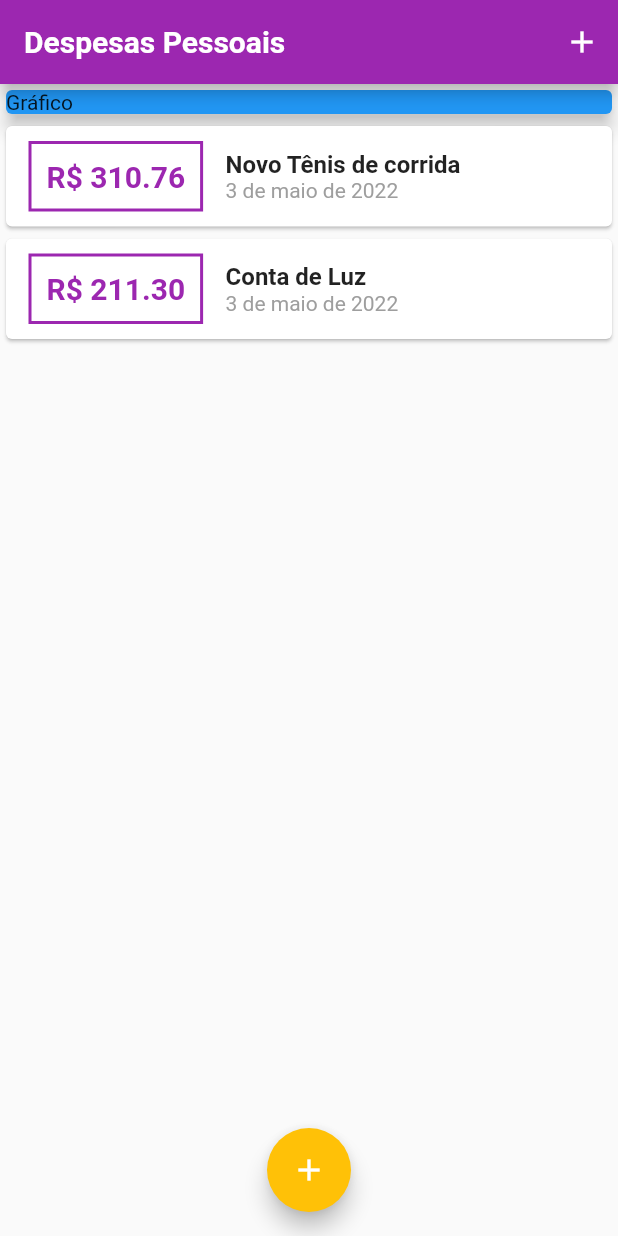
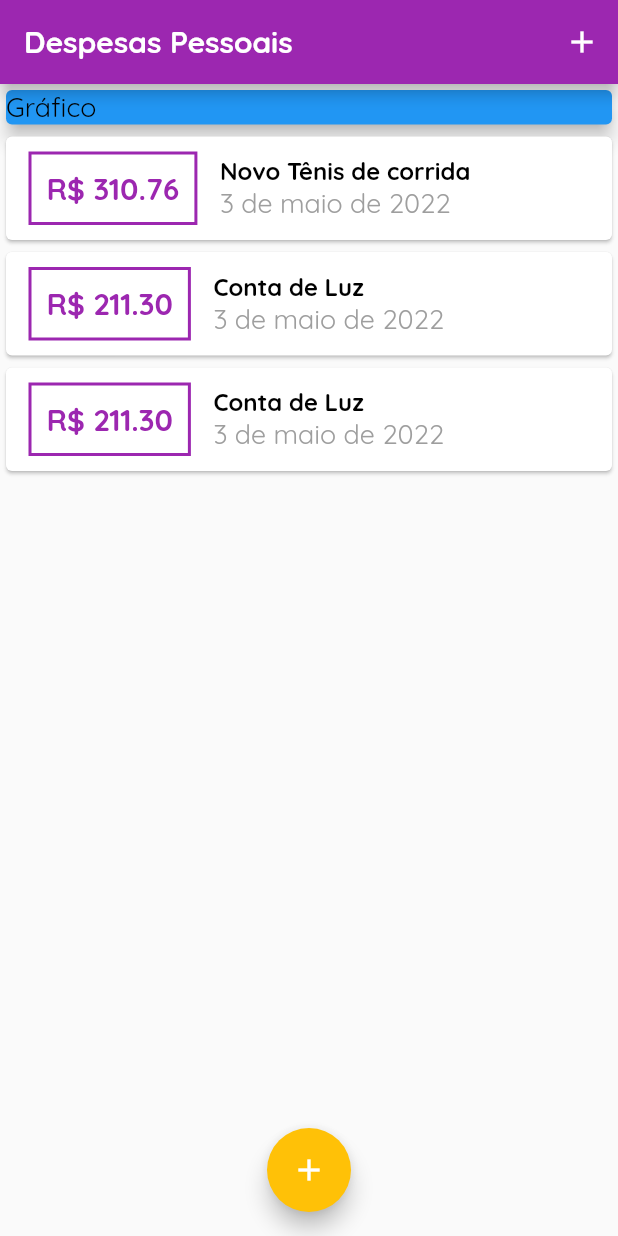
Before and after one commit to masilvasql/Flutter_course, a Flutter app: the screen it shows after launch, on a phone screen of 412 x 824 dp. Run offline on Flutter 3.47's test engine with Material 2 defaults, Android fonts, the phone set to English and light mode, and no system bars.

Commit message:
trabalhando com temas

```diff
--- a/expenses/lib/main.dart
+++ b/expenses/lib/main.dart
@@ -20,9 +20,10 @@ class ExpensesApp extends StatelessWidget {
 
     return MaterialApp(
       home: MyHomePage(),
-      localizationsDelegates: const [
+      localizationsDelegates: [
         GlobalMaterialLocalizations.delegate,
-        GlobalWidgetsLocalizations.delegate
+        GlobalWidgetsLocalizations.delegate,
+        GlobalCupertinoLocalizations.delegate,
       ],
       supportedLocales: const [Locale('pt', 'BR')],
       theme: tema.copyWith(
@@ -31,16 +32,14 @@ class ExpensesApp extends StatelessWidget {
           secondary: Colors.amber,
         ),
         textTheme: tema.textTheme.copyWith(
-          headline6: TextStyle(
-            fontFamily: 'OpenSans',
-            fontSize: 18,
-            fontWeight: FontWeight.bold,
-            color: Colors.black,
-          ),
-        ),
+            bodyText2: TextStyle(
+          color: Colors.black,
+          fontFamily: 'QuickSand',
+          fontSize: 18,
+        )),
         appBarTheme: AppBarTheme(
           titleTextStyle: TextStyle(
-              fontFamily: 'OpenSans',
+              fontFamily: 'QuickSand',
               fontSize: 20,
               fontWeight: FontWeight.bold,
               color: Colors.white),
@@ -63,6 +62,12 @@ class _MyHomePageState extends State<MyHomePage> {
       id: 't1',
       title: 'Novo Tênis de corrida',
       value: 310.76,
+      date: DateTime.now(),
+    ),
+    Transaction(
+      id: 't2',
+      title: 'Conta de Luz',
+      value: 211.30,
       date: DateTime.now(),
     ),
     Transaction(
```
Also changed, not shown: expenses/pubspec.yaml (+11 -6 lines), expenses/assets/fonts/OpenSans-Bold.ttf (added), expenses/assets/fonts/OpenSans-Regular.ttf (added), expenses/assets/fonts/Quicksand-Bold.ttf (added), expenses/assets/fonts/Quicksand-Light.ttf (added), expenses/assets/fonts/Quicksand-Medium.ttf (added), expenses/assets/fonts/Quicksand-Regular.ttf (added).
